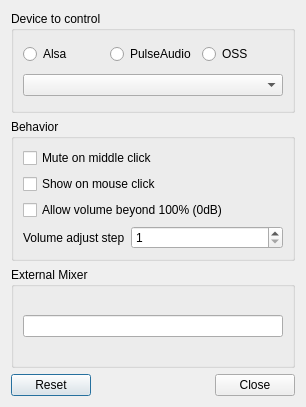
This is plugin-volume/lxqtvolumeconfiguration.ui in lxqt/lxqt-panel as Qt 5 draws it before an edit. The edited form follows.
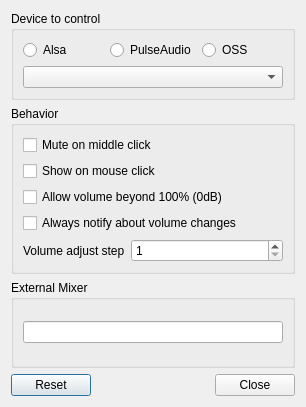
This is the edited form.

Commit message: volume: Add all changes notifications (configurable)

```diff
--- a/plugin-volume/lxqtvolumeconfiguration.ui
+++ b/plugin-volume/lxqtvolumeconfiguration.ui
@@ -78,6 +78,13 @@
         </property>
        </widget>
       </item>
+      <item>
+       <widget class="QCheckBox" name="allwaysShowNotificationsCheckBox">
+        <property name="text">
+         <string>Always notify about volume changes</string>
+        </property>
+       </widget>
+      </item>
       <item>
        <layout class="QHBoxLayout" name="horizontalLayout">
         <item>
```
The commit also changes 4 other files.
